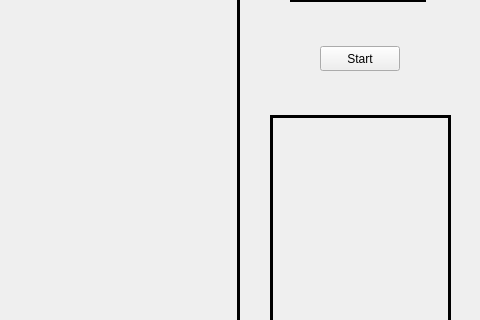
Old version of the form src/mainfrm.ui in the repository divtec-cejef/2020-JCO-Tetris; both pictures show x 120 to 600 and y 254 to 574 of the 600 by 700 pixel window.
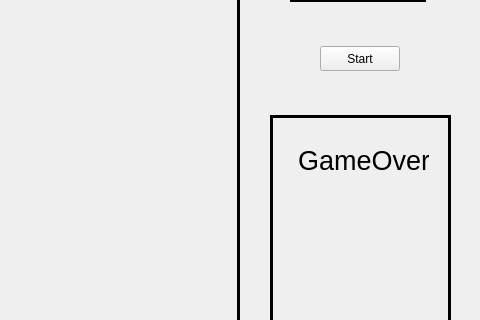
New version of the form. Custom widgets are drawn as their Qt base class.

```diff
--- a/src/mainfrm.ui
+++ b/src/mainfrm.ui
@@ -91,6 +91,24 @@
    <property name="lineWidth">
     <number>3</number>
    </property>
+   <widget class="QLabel" name="TXT_GameOver">
+    <property name="geometry">
+     <rect>
+      <x>28</x>
+      <y>10</y>
+      <width>131</width>
+      <height>71</height>
+     </rect>
+    </property>
+    <property name="font">
+     <font>
+      <pointsize>20</pointsize>
+     </font>
+    </property>
+    <property name="text">
+     <string>GameOver</string>
+    </property>
+   </widget>
   </widget>
   <widget class="QLabel" name="TXT_NextPiece">
    <property name="geometry">
```
Left out of the diff: 2 changed lines with no effect on the pictures.
